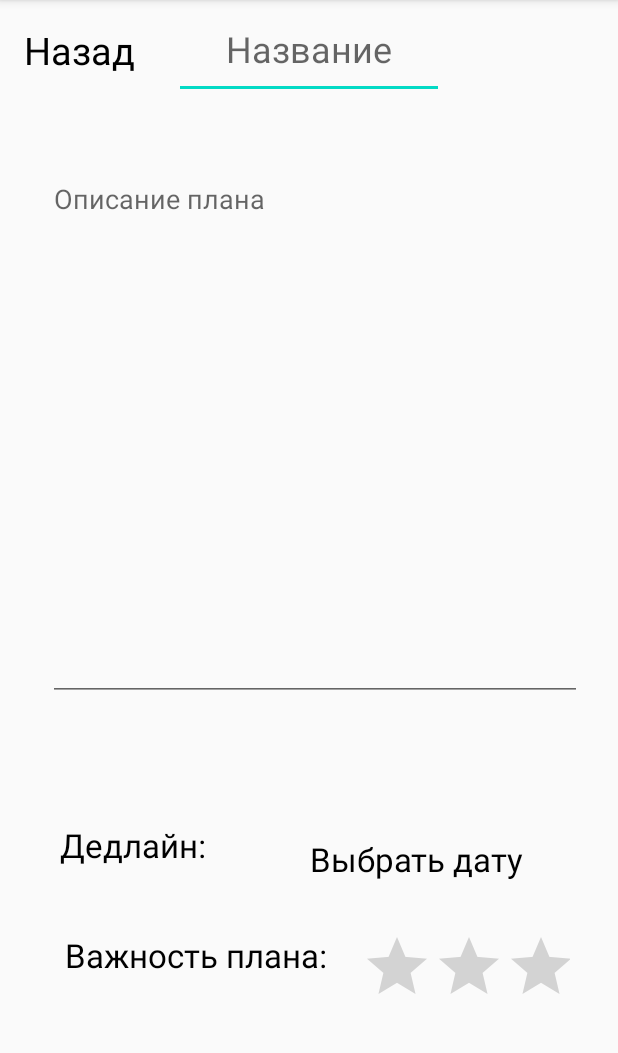
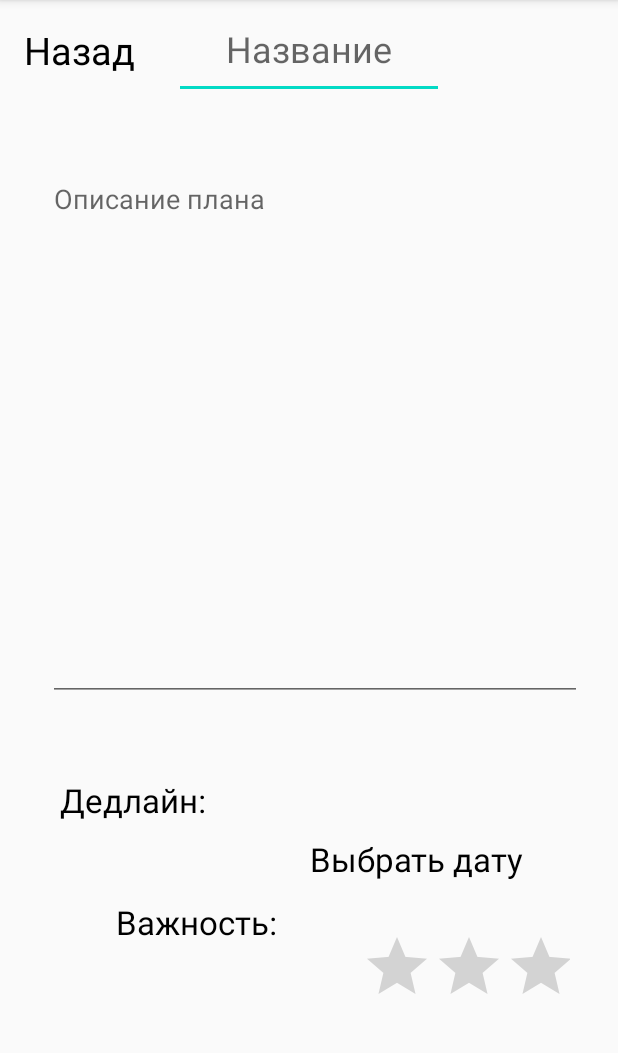
Before and after one commit to grishagr9/ThePlanniest, an Android app: the MainActivity2 screen opened directly, with no data from a screen before it, on a phone screen of 412 x 824 dp, the part 84-1137 px from its top. Run offline under Robolectric (Android 15) with nearby library versions, the phone set to English and light mode, and no system bars; our stand-ins replace Room's generated code.

Commit message:
i am a calendar

```diff
--- a/plan/plan/plan/app/src/main/java/com/example/theplanniest/MainActivity2.java
+++ b/plan/plan/plan/app/src/main/java/com/example/theplanniest/MainActivity2.java
@@ -65,7 +65,7 @@ public class MainActivity2 extends AppCompatActivity {
         if (getIntent().hasExtra(EXTRA_NOTE)) {
             note = getIntent().getParcelableExtra(EXTRA_NOTE);
             editText.setText(note.text);
-            MainText.setText(note.mainText);
+            //MainText.setText(note.mainText);
         } else {
             note = new Note();
         }
@@ -93,7 +93,7 @@ public class MainActivity2 extends AppCompatActivity {
                     note.text = editText.getText().toString();
                     note.done = false;
                     note.timestamp = System.currentTimeMillis();
-                    note.mainText = MainText.getText().toString();
+                    //note.mainText = MainText.getText().toString();
                     //если старая
                     if (getIntent().hasExtra(EXTRA_NOTE)) {
                         App.getInstance().getNoteDao().update(note);
--- a/plan/plan/plan/app/src/main/java/com/example/theplanniest/model/Note.java
+++ b/plan/plan/plan/app/src/main/java/com/example/theplanniest/model/Note.java
@@ -22,8 +22,8 @@ public class Note implements Parcelable {
     //сделано ли дело?
     @ColumnInfo(name = "done")
     public boolean done;
-    @ColumnInfo(name = "mainText")
-    public String mainText;
+    //@ColumnInfo(name = "mainText")
+    //public String mainText;
 
     public Note(){
 
@@ -38,7 +38,7 @@ public class Note implements Parcelable {
         if (uid != note.uid) return false;
         if (timestamp != note.timestamp) return false;
         if (done != note.done) return false;
-        if (!mainText.equals(note.mainText)) return false;
+        //if (!mainText.equals(note.mainText)) return false;
         return text != null ? text.equals(note.text) : note.text == null;
     }
 
@@ -46,7 +46,7 @@ public class Note implements Parcelable {
     public int hashCode() {
         int result = uid;
         result = 31 * result + (text != null ? text.hashCode() : 0);
-        result = 31 * result + (mainText != null ? mainText.hashCode() : 0);
+        //result = 31 * result + (mainText != null ? mainText.hashCode() : 0);
         result = 31 * result + (int) (timestamp ^ (timestamp >>> 32));
         result = 31 * result + (done ? 1 : 0);
         return result;
@@ -56,7 +56,7 @@ public class Note implements Parcelable {
         text = in.readString();
         timestamp = in.readLong();
         done = in.readByte() != 0;
-        mainText = in.readString();
+        //mainText = in.readString();
     }
 
     @Override
@@ -64,7 +64,7 @@ public class Note implements Parcelable {
         dest.writeInt(uid);
         dest.writeString(text);
         dest.writeLong(timestamp);
-        dest.writeString(mainText);
+        //dest.writeString(mainText);
         dest.writeByte((byte) (done ? 1 : 0));
     }
 
--- a/plan/plan/plan/app/src/main/res/layout/create_plan.xml
+++ b/plan/plan/plan/app/src/main/res/layout/create_plan.xml
@@ -69,7 +69,7 @@
         android:layout_marginLeft="40dp"
         android:layout_marginTop="80dp"
         android:gravity="center"
-        android:text="Важность плана:"
+        android:text="Важность:"
         android:textColor="#000000"
         android:textSize="22sp"
         app:layout_constraintBottom_toBottomOf="parent"
@@ -77,7 +77,7 @@
         app:layout_constraintHorizontal_bias="0.0"
         app:layout_constraintStart_toStartOf="parent"
         app:layout_constraintTop_toBottomOf="@+id/about_plan"
-        app:layout_constraintVertical_bias="0.38"
+        app:layout_constraintVertical_bias="0.257"
         tools:ignore="MissingConstraints" />
 
     <RatingBar
@@ -110,7 +110,7 @@
         app:layout_constraintHorizontal_bias="0.133"
         app:layout_constraintStart_toStartOf="parent"
         app:layout_constraintTop_toBottomOf="@+id/about_plan"
-        app:layout_constraintVertical_bias="0.689"
+        app:layout_constraintVertical_bias="0.467"
         tools:ignore="MissingConstraints" />
 
     <TextView
```
